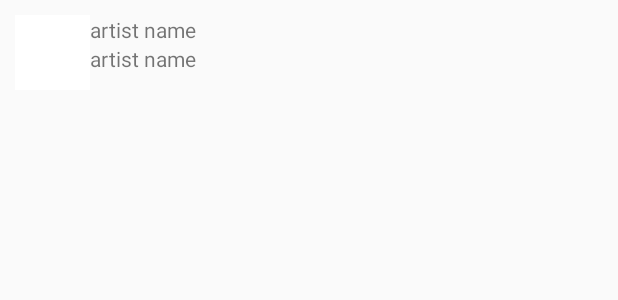
After one commit to kenmacken/Project_2_Spotify_Streamer, an Android app: the layout list_item_artist_top_ten.xml on its own in the app's theme, with its tools: preview values and no code run, on a phone screen of 412 x 824 dp. The commit adds this screen. Shown: the top 300 px of the screen. Run offline under Robolectric (Android 15) with nearby library versions, the phone set to English and light mode, and no system bars.

Commit message:
Added user selection "onClick" of list item

```diff
--- a/app/src/main/AndroidManifest.xml
+++ b/app/src/main/AndroidManifest.xml
@@ -18,6 +18,12 @@
                 <category android:name="android.intent.category.LAUNCHER" />
             </intent-filter>
         </activity>
+
+        <activity
+            android:name=".TopTenActivity"
+            android:label="Top 10 Tracks"
+            android:parentActivityName=".MainActivity" >
+        </activity>
     </application>
 
 </manifest>
--- a/app/src/main/java/example/com/spotifystreamerv2/SpotifyArtistQuery.java
+++ b/app/src/main/java/example/com/spotifystreamerv2/SpotifyArtistQuery.java
@@ -26,6 +26,7 @@ public class SpotifyArtistQuery extends AsyncTask<String, Void, ArtistsPager> {
 
     @Override
     protected void onPostExecute(ArtistsPager artistsPager) {
+        //ArtistFragment.setArrayOfArtists(artistsPager.artists.items);
         List<Artist> artistList = artistsPager.artists.items;
         ArtistFragment.getmCustomListAdapter().clear();
         String artistName;
--- /dev/null
+++ b/app/src/main/res/layout/list_item_artist_top_ten.xml
@@ -0,0 +1,40 @@
+<?xml version="1.0" encoding="utf-8"?>
+<LinearLayout xmlns:android="http://schemas.android.com/apk/res/android"
+    android:layout_width="match_parent"
+    android:layout_height="match_parent"
+    android:orientation="vertical"
+    android:padding="10dp">
+
+    <LinearLayout
+        android:layout_width="match_parent"
+        android:layout_height="match_parent"
+        android:orientation="horizontal">
+
+        <ImageView
+            android:id="@+id/list_item_album_image_view"
+            android:layout_width="50dp"
+            android:layout_height="50dp"
+            android:background="@android:color/white"
+            android:minHeight="?android:attr/listPreferredItemHeight" />
+
+        <LinearLayout
+            android:orientation="vertical"
+            android:layout_width="match_parent"
+            android:layout_height="match_parent">
+
+            <TextView
+                android:id="@+id/list_item_trackName_textview"
+                android:layout_width="wrap_content"
+                android:layout_height="wrap_content"
+                android:text="artist name" />
+
+            <TextView
+                android:id="@+id/list_item_albumName_textview"
+                android:layout_width="wrap_content"
+                android:layout_height="wrap_content"
+                android:text="artist name" />
+        </LinearLayout>
+
+    </LinearLayout>
+
+</LinearLayout>
```
Also changed, not shown: app/src/main/java/example/com/spotifystreamerv2/ArtistFragment.java (+13 -0 lines), app/src/main/java/example/com/spotifystreamerv2/ArtistTopTenFragment.java (added, +24 -0 lines), app/src/main/java/example/com/spotifystreamerv2/SpotifyArtistTopTen.java (added, +35 -0 lines), app/src/main/java/example/com/spotifystreamerv2/TopTenActivity.java (added, +18 -0 lines), app/src/main/res/layout/activity_top_ten.xml (added, +7 -0 lines), app/src/main/res/layout/fragment_artist_top_ten.xml (added, +25 -0 lines).
